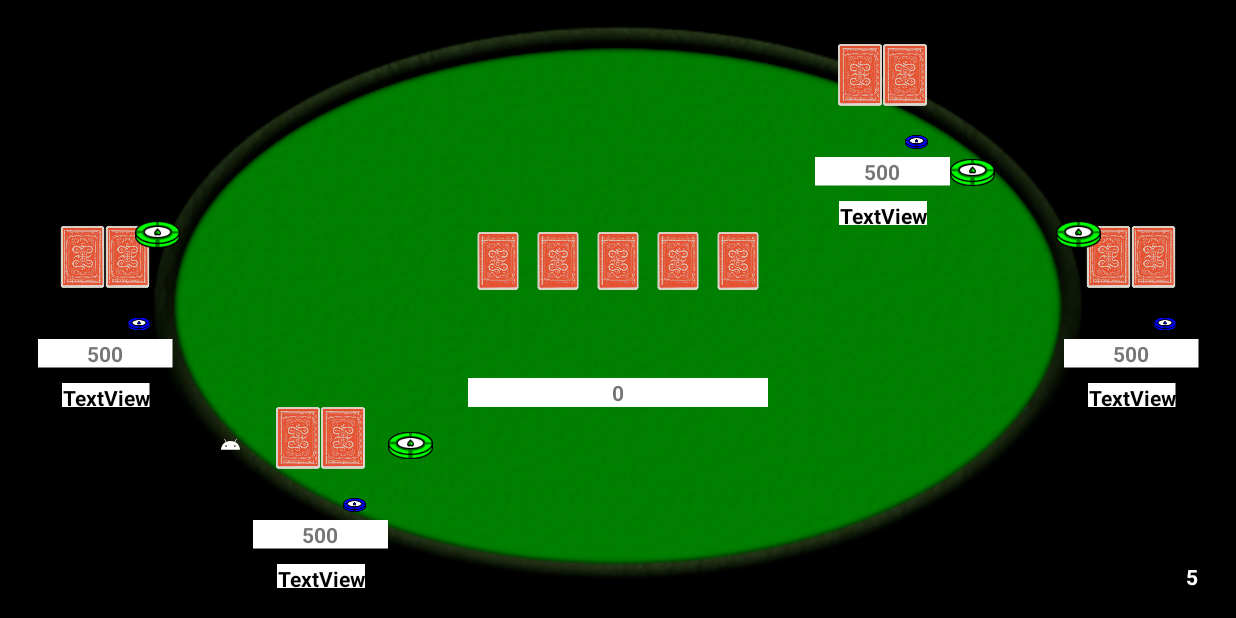
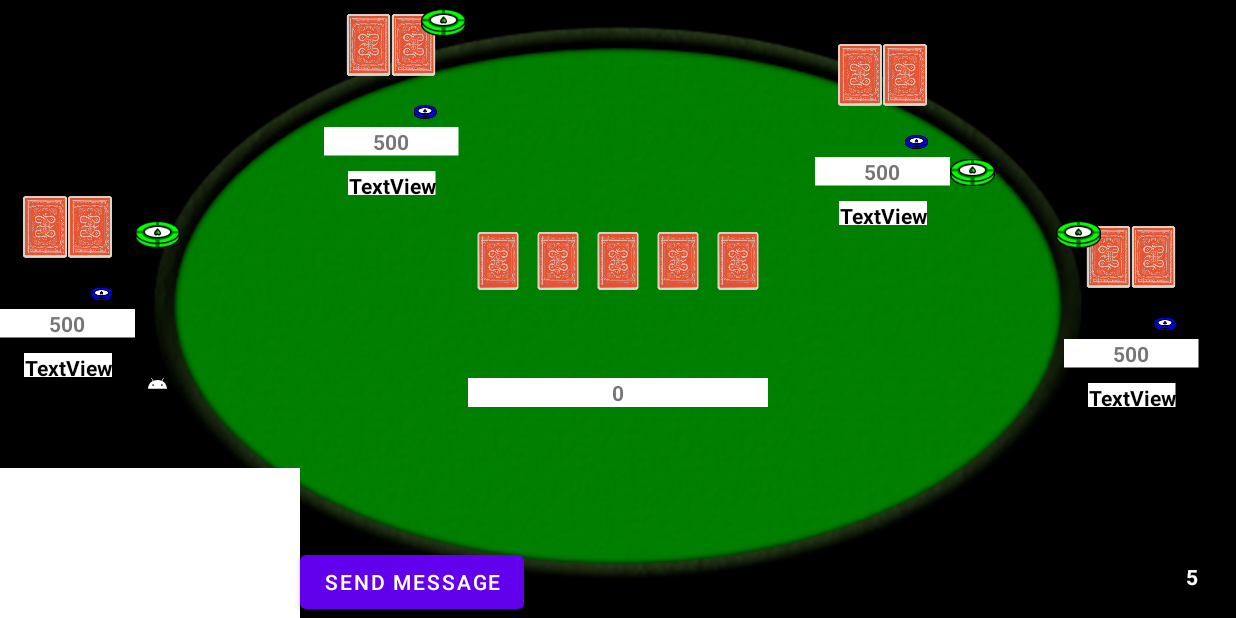
Before and after one commit to sbhalla569/PokerApp, an Android app: the MultiPlayerGame screen opened directly, with no data from a screen before it, on a phone screen of 824 x 412 dp (held sideways). Run offline under Robolectric (Android 15) with nearby library versions, the phone set to English and light mode, and no system bars; our stand-ins replace Firebase (no records; nobody signed in at launch, a user with empty details on screens opened directly); 1 statement that could not run was skipped.

Commit message:
Chat box nearly done

```diff
--- /dev/null
+++ b/app/src/main/java/com/shivbhalla/comp3003_pokerapp_psysb7/ChatAdapter.java
@@ -0,0 +1,90 @@
+package com.shivbhalla.comp3003_pokerapp_psysb7;
+import android.annotation.SuppressLint;
+import android.app.Application;
+import android.content.Context;
+import android.content.Intent;
+import android.graphics.Bitmap;
+import android.graphics.BitmapFactory;
+import android.util.Log;
+import android.view.LayoutInflater;
+import android.view.View;
+import android.view.ViewGroup;
+import android.widget.AdapterView;
+import android.widget.ArrayAdapter;
+import android.widget.Button;
+import android.widget.ImageView;
+import android.widget.Spinner;
+import android.widget.TextView;
+
+import androidx.annotation.NonNull;
+import androidx.lifecycle.ViewModelProvider;
+import androidx.recyclerview.widget.RecyclerView;
+
+import org.w3c.dom.Text;
+
+import java.text.DecimalFormat;
+import java.util.ArrayList;
+import java.util.List;
+import java.util.Locale;
+
+public class ChatAdapter extends RecyclerView.Adapter<ChatAdapter.ChatViewHolder> {
+
+    private GameInfo data;
+    private Context context;
+    private LayoutInflater layoutInflater;
+
+
+    public ChatAdapter(Context context){
+        this.data = null;
+        this.context = context;
+        this.layoutInflater = (LayoutInflater) context.getSystemService(Context.LAYOUT_INFLATER_SERVICE);
+
+    }
+
+    @NonNull
+    @Override
+    public ChatViewHolder onCreateViewHolder(@NonNull ViewGroup parent, int viewType) {
+        // Inflating custom made database layout view and wrapping around RecyclerViewHolder object
+        View itemView = layoutInflater.inflate(R.layout.fragment_multiplayer_chat, parent, false);
+        return new ChatViewHolder(itemView);
+    }
+
+    @Override
+    public void onBindViewHolder(@NonNull ChatViewHolder holder, int position) {
+        // Binding data to the correct position
+        if(data != null){
+            holder.bind(data.getChat().get(position), data);
+        }
+    }
+
+    @Override
+    public int getItemCount() {
+        return data.getChat().size();
+    }
+
+    public void setData(GameInfo newData){
+        data = newData;
+    }
+
+    class ChatViewHolder extends RecyclerView.ViewHolder{
+
+        TextView playerName;
+        TextView message;
+
+        ChatViewHolder(View itemView){
+            super(itemView);
+
+            playerName = itemView.findViewById(R.id.player_name);
+            message = itemView.findViewById(R.id.message_sent);
+        }
+
+
+        void bind(GameInfo.Message chatMessage, GameInfo gameInfo){
+
+            if(gameInfo != null){
+                playerName.setText(gameInfo.players.get(chatMessage.getPlayer()).getUsername());
+                message.setText(chatMessage.getMessage());
+            }
+        }
+    }
+}
--- a/app/src/main/res/layout/activity_multi_player_game.xml
+++ b/app/src/main/res/layout/activity_multi_player_game.xml
@@ -32,6 +32,35 @@
         android:layout_height="match_parent"
         android:fitsSystemWindows="true">
 
+        <Button
+            android:id="@+id/button"
+            android:layout_width="wrap_content"
+            android:layout_height="wrap_content"
+            android:text="Send Message"
+            app:layout_constraintBottom_toBottomOf="@+id/scrollView2"
+            app:layout_constraintStart_toEndOf="@+id/scrollView2" />
+
+        <ScrollView
+            android:id="@+id/scrollView2"
+            android:layout_width="200dp"
+            android:layout_height="100dp"
+            android:background="@color/white"
+            app:layout_constraintBottom_toBottomOf="parent"
+            app:layout_constraintStart_toStartOf="parent"
+            tools:ignore="SpeakableTextPresentCheck">
+
+            <LinearLayout
+                android:layout_width="match_parent"
+                android:layout_height="wrap_content"
+                android:orientation="vertical" >
+
+                <androidx.recyclerview.widget.RecyclerView
+                    android:id="@+id/chat"
+                    android:layout_width="match_parent"
+                    android:layout_height="match_parent" />
+            </LinearLayout>
+        </ScrollView>
+
         <androidx.fragment.app.FragmentContainerView
             android:id="@+id/player_1"
             android:name="com.shivbhalla.comp3003_pokerapp_psysb7.playerFragment"
@@ -39,9 +68,8 @@
             android:layout_height="130dp"
             android:translationY="-20dp"
             app:layout_constraintBottom_toBottomOf="parent"
-            app:layout_constraintEnd_toEndOf="parent"
-            app:layout_constraintHorizontal_bias="0.23"
             app:layout_constraintStart_toStartOf="parent"
+            app:layout_constraintTop_toTopOf="parent"
             tools:layout="@layout/fragment_player" />
 
         <androidx.fragment.app.FragmentContainerView
@@ -50,7 +78,8 @@
             android:layout_width="90dp"
             android:layout_height="130dp"
             android:translationX="25dp"
-            app:layout_constraintBottom_toBottomOf="parent"
+            app:layout_constraintEnd_toEndOf="parent"
+            app:layout_constraintHorizontal_bias="0.26"
             app:layout_constraintStart_toStartOf="parent"
             app:layout_constraintTop_toTopOf="parent"
             tools:layout="@layout/fragment_player" />
@@ -85,7 +114,7 @@
             android:layout_height="100dp"
             app:layout_constraintBottom_toBottomOf="parent"
             app:layout_constraintEnd_toStartOf="@+id/player_4"
-            app:layout_constraintStart_toEndOf="@+id/player_2"
+            app:layout_constraintStart_toEndOf="@+id/player_1"
             app:layout_constraintTop_toTopOf="parent"
             app:layout_constraintVertical_bias="0.65"
             tools:layout="@layout/fragment_chips" />
@@ -188,8 +217,8 @@
             android:layout_height="30dp"
             android:src="@drawable/ic_launcher_foreground"
             android:visibility="invisible"
-            app:layout_constraintEnd_toStartOf="@+id/player_1"
-            app:layout_constraintTop_toTopOf="@+id/player_1" />
+            app:layout_constraintBottom_toBottomOf="@+id/player_1"
+            app:layout_constraintStart_toEndOf="@+id/player_1" />
 
         <ImageView
             android:id="@+id/player_marker_1"
```
Also changed, not shown: app/src/main/java/com/shivbhalla/comp3003_pokerapp_psysb7/GameInfo.java (+32 -0 lines), app/src/main/java/com/shivbhalla/comp3003_pokerapp_psysb7/MainActivity.java (+6 -1 lines), app/src/main/java/com/shivbhalla/comp3003_pokerapp_psysb7/MultiPlayerGame.java (+36 -7 lines), app/src/main/java/com/shivbhalla/comp3003_pokerapp_psysb7/MultiplayerChatFragment.java (added, +48 -0 lines), app/src/main/java/com/shivbhalla/comp3003_pokerapp_psysb7/Statistics.java (+0 -22 lines), app/src/main/res/layout/fragment_multiplayer_chat.xml (added, +27 -0 lines).
